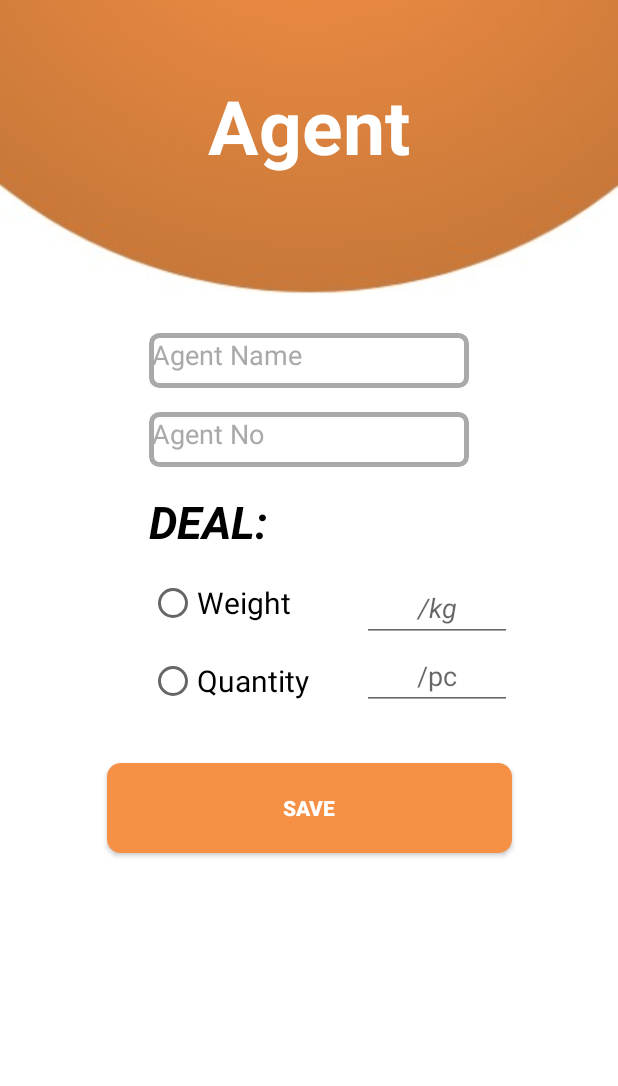
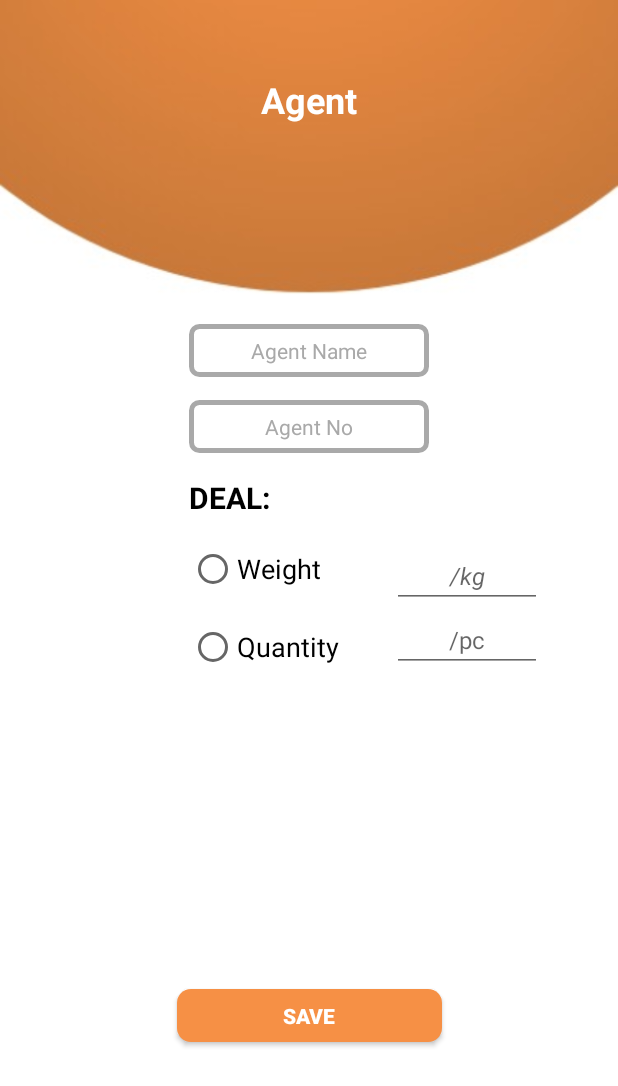
Before and after one commit to ashar312/RapidLine, an Android app: the AgentForm screen opened directly, with no data from a screen before it, on a phone screen of 412 x 824 dp. Shown: the top 1086 px of the screen. Run offline under Robolectric (Android 15) with nearby library versions, the phone set to English and light mode, and no system bars; 1 statement that could not run was skipped.

Commit message:
fixed agent form

```diff
--- a/app/src/main/res/layout/activity_agent_form.xml
+++ b/app/src/main/res/layout/activity_agent_form.xml
@@ -15,7 +15,7 @@
         android:text="Agent"
         android:textAlignment="center"
         android:textColor="@color/white"
-        android:textSize="50dp"
+        android:textSize="24sp"
         android:textStyle="bold"
         app:layout_constraintEnd_toEndOf="parent"
         app:layout_constraintHorizontal_bias="0.5"
@@ -26,13 +26,16 @@
         android:id="@+id/Agentname"
         android:layout_width="wrap_content"
         android:layout_height="wrap_content"
-        android:layout_marginTop="16dp"
+        android:layout_marginTop="10dp"
         android:background="@drawable/edittextshape"
         android:ems="10"
+        android:gravity="center_horizontal|center_vertical"
         android:hint="Agent Name"
         android:inputType="textPersonName"
+        android:padding="8dp"
         android:textColor="@color/black"
         android:textColorHint="@color/Dark_gray"
+        android:textSize="14sp"
         app:layout_constraintEnd_toEndOf="parent"
         app:layout_constraintHorizontal_bias="0.5"
         app:layout_constraintStart_toStartOf="parent"
@@ -42,13 +45,16 @@
         android:id="@+id/AgentNo"
         android:layout_width="wrap_content"
         android:layout_height="wrap_content"
-        android:layout_marginTop="16dp"
+        android:layout_marginTop="15dp"
         android:background="@drawable/edittextshape"
         android:ems="10"
+        android:gravity="center_horizontal|center_vertical"
         android:hint="Agent No"
         android:inputType="number"
+        android:padding="8dp"
         android:textColor="@color/black"
         android:textColorHint="@color/Dark_gray"
+        android:textSize="14sp"
         app:layout_constraintEnd_toEndOf="@+id/Agentname"
         app:layout_constraintStart_toStartOf="@+id/Agentname"
         app:layout_constraintTop_toBottomOf="@+id/Agentname" />
@@ -58,10 +64,11 @@
         android:layout_width="wrap_content"
         android:layout_height="wrap_content"
         android:layout_marginTop="16dp"
+        android:fontFamily="sans-serif"
         android:text="DEAL:"
         android:textColor="@color/black"
-        android:textSize="30dp"
-        android:textStyle="bold|italic"
+        android:textSize="20sp"
+        android:textStyle="bold"
         app:layout_constraintStart_toStartOf="@+id/AgentNo"
         app:layout_constraintTop_toBottomOf="@+id/AgentNo" />
 
@@ -78,7 +85,7 @@
             android:layout_width="match_parent"
             android:layout_height="wrap_content"
             android:text="Weight"
-            android:textSize="20dp" />
+            android:textSize="18sp" />
 
         <RadioButton
             android:id="@+id/radioquantity"
@@ -86,7 +93,7 @@
             android:layout_height="wrap_content"
             android:layout_marginTop="20dp"
             android:text="Quantity"
-            android:textSize="20dp" />
+            android:textSize="18sp" />
     </RadioGroup>
 
     <LinearLayout
@@ -108,6 +115,7 @@
             android:hint="/kg"
             android:inputType="number"
             android:textAlignment="center"
+            android:textSize="16sp"
             android:textStyle="italic"
             tools:layout_editor_absoluteX="401dp"
             tools:layout_editor_absoluteY="756dp" />
@@ -120,23 +128,23 @@
             android:hint="/pc"
             android:inputType="textPersonName"
             android:textAlignment="center"
+            android:textSize="16sp"
             tools:layout_editor_absoluteX="401dp"
             tools:layout_editor_absoluteY="721dp" />
     </LinearLayout>
 
     <Button
         android:id="@+id/button2"
-        android:layout_width="wrap_content"
-        android:layout_height="wrap_content"
-        android:layout_marginTop="35dp"
+        android:layout_width="0dp"
+        android:layout_height="35dp"
         android:background="@drawable/buttonshape"
         android:text="Save"
         android:textColor="@color/white"
         android:textStyle="bold"
+        app:layout_constraintDimensionRatio="w,5:1"
         app:layout_constraintEnd_toEndOf="parent"
-        app:layout_constraintHorizontal_bias="0.5"
         app:layout_constraintStart_toStartOf="parent"
-        app:layout_constraintTop_toBottomOf="@+id/linearLayout2" />
+        app:layout_constraintTop_toTopOf="@+id/guideline6" />
 
     <androidx.constraintlayout.widget.Guideline
         android:id="@+id/guideline5"
@@ -145,4 +153,11 @@
         android:orientation="horizontal"
         app:layout_constraintGuide_percent="0.25" />
 
+    <androidx.constraintlayout.widget.Guideline
+        android:id="@+id/guideline6"
+        android:layout_width="wrap_content"
+        android:layout_height="wrap_content"
+        android:orientation="horizontal"
+        app:layout_constraintGuide_percent=".8" />
+
 </androidx.constraintlayout.widget.ConstraintLayout>
```
